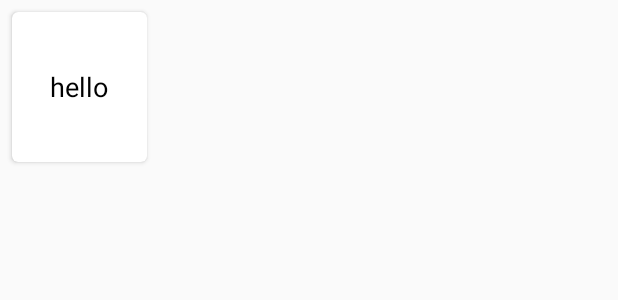
After one commit to fladdermannen/Examensarbete, an Android app: the layout cardview_layout.xml on its own in the app's theme, with its tools: preview values and no code run, on a phone screen of 412 x 824 dp. The commit adds this screen. Shown: the top 300 px of the screen. Run offline under Robolectric (Android 15) with nearby library versions, the phone set to English and light mode, and no system bars; network calls fail.

Commit message:
cardviews for lists

```diff
--- a/app/build.gradle
+++ b/app/build.gradle
@@ -28,6 +28,7 @@ dependencies {
     testImplementation 'junit:junit:4.12'
     androidTestImplementation 'com.android.support.test:runner:1.0.2'
     androidTestImplementation 'com.android.support.test.espresso:espresso-core:3.0.2'
+    implementation 'com.android.support:cardview-v7:27.1.1'
     implementation 'com.android.support:recyclerview-v7:27.1.1'
     implementation 'com.android.volley:volley:1.1.0'
     implementation 'com.google.code.gson:gson:2.8.0'
--- a/app/src/main/java/com/example/absol/examensarbete/BotNavActivity.java
+++ b/app/src/main/java/com/example/absol/examensarbete/BotNavActivity.java
@@ -75,6 +75,7 @@ public class BotNavActivity extends AppCompatActivity implements BottomNavigatio
 
     }
 
+
     private void setupViewPager(ViewPager viewPager) {
         ViewPagerAdapter mAdapter = new ViewPagerAdapter(getSupportFragmentManager());
         Bundle bundle = new Bundle();
@@ -150,4 +151,5 @@ public class BotNavActivity extends AppCompatActivity implements BottomNavigatio
         );
         requestQueue.add(jsonObjectRequest);
     }
+
 }
--- a/app/src/main/java/com/example/absol/examensarbete/InceptionFragmentFirst.java
+++ b/app/src/main/java/com/example/absol/examensarbete/InceptionFragmentFirst.java
@@ -66,6 +66,7 @@ public class InceptionFragmentFirst extends Fragment implements PopularNamesList
 
     public void loadYearFromSpinner(int year) {
         mArrayList.clear();
+        mAdapter.notifyDataSetChanged();
         String requestString = mVolley.makeRequestString(year, "boys");
         checkAPI(requestString);
     }
@@ -90,7 +91,7 @@ public class InceptionFragmentFirst extends Fragment implements PopularNamesList
                     @Override
                     public void onResponse(JSONObject response) {
                         convertJson(response);
-                        mAdapter.notifyDataSetChanged();
+
                     }
                 },
                 new Response.ErrorListener() {
--- a/app/src/main/java/com/example/absol/examensarbete/InceptionFragmentSecond.java
+++ b/app/src/main/java/com/example/absol/examensarbete/InceptionFragmentSecond.java
@@ -66,6 +66,7 @@ public class InceptionFragmentSecond extends Fragment implements PopularNamesLis
 
     public void loadYearFromSpinner(int year) {
         mArrayList.clear();
+        mAdapter.notifyDataSetChanged();
         String requestString = mVolley.makeRequestString(year, "girls");
         checkAPI(requestString);
     }
@@ -91,7 +92,6 @@ public class InceptionFragmentSecond extends Fragment implements PopularNamesLis
                     @Override
                     public void onResponse(JSONObject response) {
                         convertJson(response);
-                        mAdapter.notifyDataSetChanged();
                     }
                 },
                 new Response.ErrorListener() {
--- a/app/src/main/res/layout/activity_bot_nav.xml
+++ b/app/src/main/res/layout/activity_bot_nav.xml
@@ -37,15 +37,13 @@
         <android.support.design.widget.AppBarLayout
             android:id="@+id/appBarLayout2"
             android:layout_width="match_parent"
-            android:layout_height="140dp">
+            android:layout_height="wrap_content">
 
             <android.support.v7.widget.Toolbar
                 android:id="@+id/toolbar"
                 app:title="@string/fragment_first_title"
                 app:titleTextColor="@color/textColor"
                 app:titleTextAppearance="@style/toolbar_title_theme"
-                app:titleMarginStart="16dp"
-                app:titleMarginTop="70dp"
                 android:layout_width="match_parent"
                 android:layout_height="match_parent"
                 app:layout_collapseMode="pin"
@@ -57,7 +55,6 @@
                     android:background="@drawable/ic_info"
                     android:layout_marginEnd="16dp"
                     android:layout_marginRight="16dp"
-                    android:layout_marginTop="85dp"
                     android:layout_width="wrap_content"
                     android:layout_height="wrap_content"
                     android:layout_gravity="right"
--- /dev/null
+++ b/app/src/main/res/layout/cardview_layout.xml
@@ -0,0 +1,26 @@
+<?xml version="1.0" encoding="utf-8"?>
+
+<android.support.v7.widget.CardView
+    android:layout_width="90dp"
+    android:layout_height="100dp"
+    android:layout_marginTop="8dp"
+    android:layout_marginBottom="8dp"
+    android:layout_marginLeft="8dp"
+    android:layout_marginRight="8dp"
+    xmlns:app="http://schemas.android.com/apk/res-auto"
+    app:cardCornerRadius="4dp"
+    app:cardMaxElevation="4dp"
+    app:cardElevation="2dp"
+    android:layout_centerInParent="true"
+    xmlns:android="http://schemas.android.com/apk/res/android">
+
+        <TextView
+            android:id="@+id/textview"
+            android:layout_width="wrap_content"
+            android:layout_height="wrap_content"
+            android:layout_gravity="center"
+            android:textColor="@color/black"
+            android:textSize="18sp"
+            android:text="hello"/>
+
+    </android.support.v7.widget.CardView>
--- a/app/src/main/res/layout/fragment_second.xml
+++ b/app/src/main/res/layout/fragment_second.xml
@@ -2,7 +2,8 @@
 <RelativeLayout xmlns:android="http://schemas.android.com/apk/res/android"
     android:layout_width="match_parent"
     android:layout_height="match_parent"
-    xmlns:app="http://schemas.android.com/apk/res-auto">
+    xmlns:app="http://schemas.android.com/apk/res-auto"
+    android:background="@color/lighterWhite">
 
     <android.support.v7.widget.AppCompatSpinner
         android:id="@+id/spinner"
@@ -24,7 +25,8 @@
         android:id="@+id/tabLayout"
         android:layout_width="match_parent"
         android:layout_height="wrap_content"
-        android:background="@color/colorPrimaryLight"
+        android:background="@color/colorPrimary"
+        android:elevation="0dp"
         app:tabGravity="fill"
         app:tabIndicatorColor="@color/textColor"
         app:tabIndicatorHeight="4dp"
--- a/app/src/main/res/layout/inception_fragment_first.xml
+++ b/app/src/main/res/layout/inception_fragment_first.xml
@@ -6,10 +6,13 @@
     android:layout_height="match_parent">
 
     <android.support.v7.widget.RecyclerView
-        android:layout_margin="8dp"
+        android:layout_marginTop="8dp"
+        android:layout_marginBottom="8dp"
+        android:background="@color/textColor"
         android:id="@+id/popNamesRecyclerViewBoys"
         android:layout_width="match_parent"
         android:layout_height="match_parent"
+        android:scrollbars="vertical"
         app:layout_constraintBottom_toBottomOf="parent"
         app:layout_constraintEnd_toEndOf="parent"
         app:layout_constraintStart_toStartOf="parent"
--- a/app/src/main/res/layout/inception_fragment_second.xml
+++ b/app/src/main/res/layout/inception_fragment_second.xml
@@ -6,10 +6,13 @@
     android:layout_height="match_parent">
 
     <android.support.v7.widget.RecyclerView
-        android:layout_margin="8dp"
+        android:layout_marginTop="8dp"
+        android:layout_marginBottom="8dp"
+        android:background="@color/textColor"
         android:id="@+id/popNamesRecyclerViewGirls"
         android:layout_width="match_parent"
         android:layout_height="match_parent"
+        android:scrollbars="vertical"
         app:layout_constraintBottom_toBottomOf="parent"
         app:layout_constraintEnd_toEndOf="parent"
         app:layout_constraintStart_toStartOf="parent"
--- a/app/src/main/res/layout/my_name_recycler_layout.xml
+++ b/app/src/main/res/layout/my_name_recycler_layout.xml
@@ -14,6 +14,8 @@
         android:layout_height="wrap_content"
         android:layout_marginTop="8dp"
         android:layout_marginBottom="8dp"
+        android:layout_marginLeft="8dp"
+        android:layout_marginStart="8dp"
         android:text="Hejhej"
         android:textColor="@color/black"
         android:textSize="24sp"
--- a/app/src/main/res/layout/simple_spinner_item.xml
+++ b/app/src/main/res/layout/simple_spinner_item.xml
@@ -2,7 +2,7 @@
     android:id="@android:id/text1"
     style="@style/spinnerItemStyle"
     android:singleLine="true"
-    android:background="@color/colorPrimaryLight"
+    android:background="@color/colorPrimary"
     android:layout_width="match_parent"
     android:layout_height="wrap_content"
     android:ellipsize="marquee" />
--- a/app/src/main/res/values/styles.xml
+++ b/app/src/main/res/values/styles.xml
@@ -36,7 +36,7 @@
     </style>
 
     <style name="toolbar_title_theme">
-        <item name="android:textSize">36sp</item>
+        <item name="android:textSize">26sp</item>
     </style>
 
     <style name="AppTheme.AddNameBtn" parent="Widget.AppCompat.Button.Colored">
```
Also changed, not shown: app/src/main/java/com/example/absol/examensarbete/CardViewAdapter.java (added, +51 -0 lines), app/src/main/java/com/example/absol/examensarbete/FragmentFirst.java (+39 -6 lines), app/src/main/res/layout/fragment_first.xml (+36 -4 lines).
